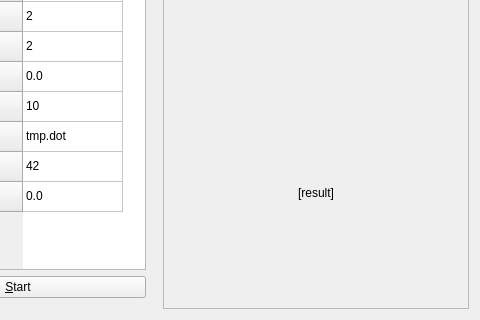
Old version of the form ribi_qtmaindialog.ui in the repository richelbilderbeek/pbdmms; both pictures show x 132 to 612 and y 150 to 470 of the 612 by 470 pixel window.
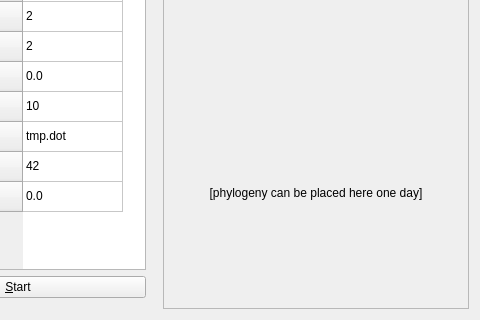
New version of the form. Custom widgets are drawn as their Qt base class.

```diff
--- a/ribi_qtmaindialog.ui
+++ b/ribi_qtmaindialog.ui
@@ -183,7 +183,7 @@
        <item>
         <widget class="QLabel" name="result">
          <property name="text">
-          <string>[result]</string>
+          <string>[phylogeny can be placed here one day]</string>
          </property>
          <property name="alignment">
           <set>Qt::AlignCenter</set>
```
